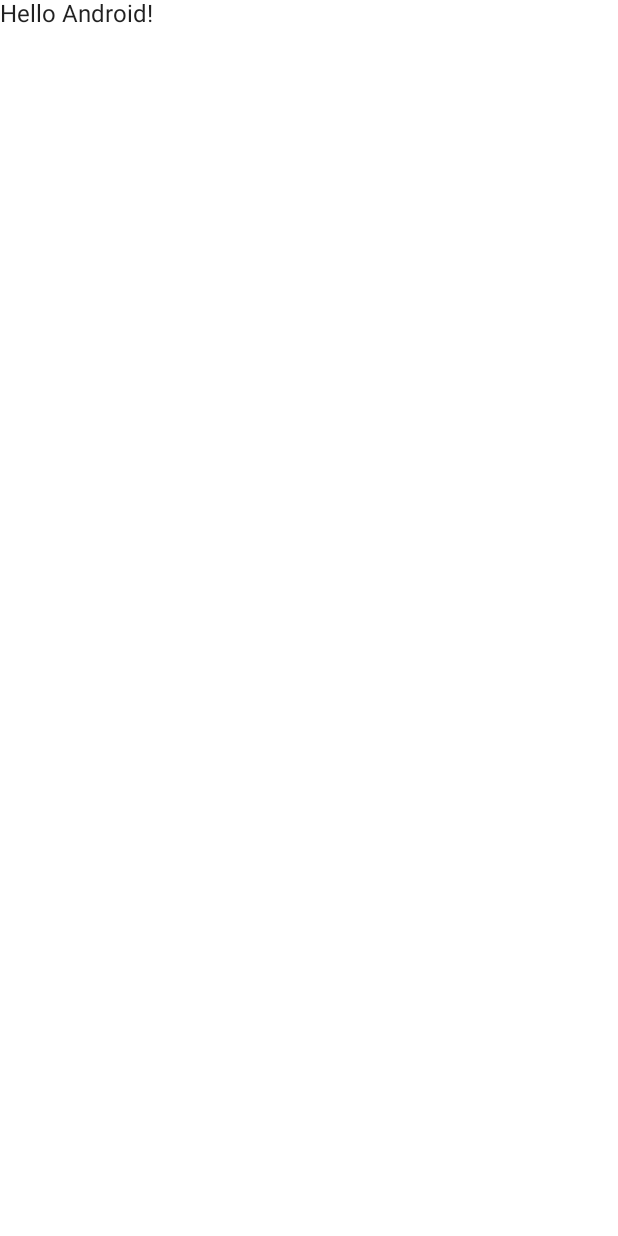
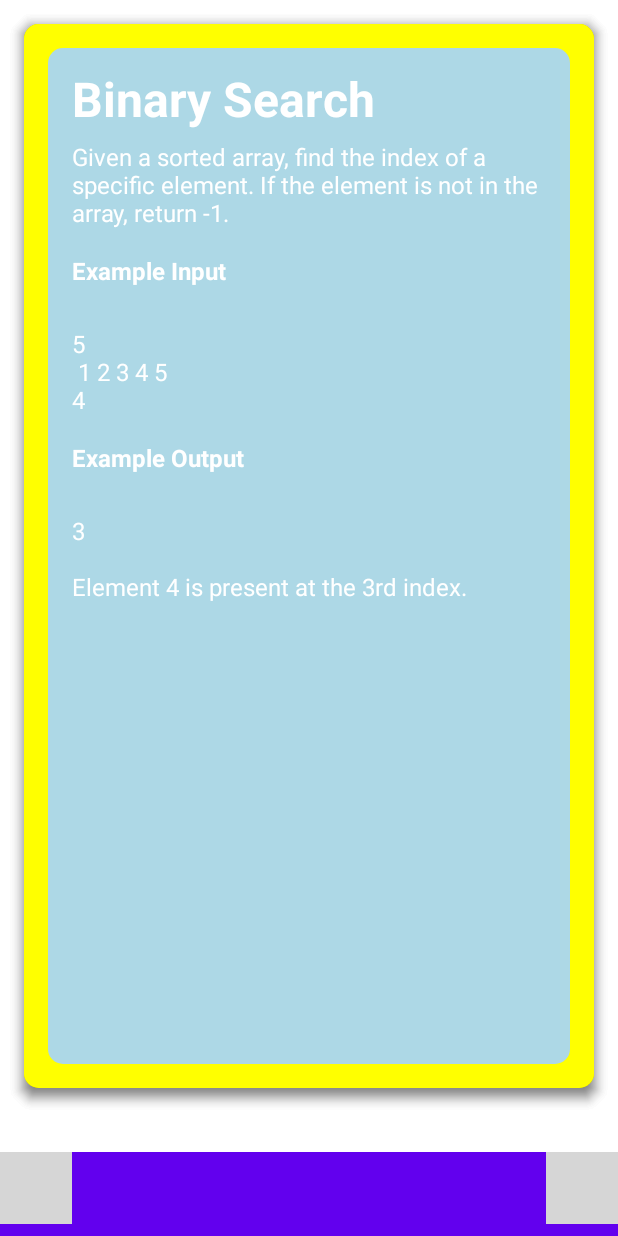
Before and after one commit to justinyue1643/LBHacks, an Android app built with Jetpack Compose: the screen it shows after launch (MainActivity), on a phone screen of 412 x 824 dp. Before the commit the screen is almost empty. Run offline under Robolectric (Android 15) with nearby library versions, the phone set to English and light mode, and no system bars; 2 statements that could not run were skipped; grey boxes are pictures that could not be loaded.

Commit message:
almost done with home screen

```diff
--- a/app/src/main/java/com/example/lbhacks/MainActivity.kt
+++ b/app/src/main/java/com/example/lbhacks/MainActivity.kt
@@ -3,11 +3,18 @@ package com.example.lbhacks
 import android.os.Bundle
 import androidx.activity.ComponentActivity
 import androidx.activity.compose.setContent
-import androidx.compose.material.MaterialTheme
-import androidx.compose.material.Surface
-import androidx.compose.material.Text
+import androidx.annotation.StringRes
+import androidx.compose.foundation.shape.RoundedCornerShape
+import androidx.compose.material.*
 import androidx.compose.runtime.Composable
-import androidx.compose.ui.tooling.preview.Preview
+import androidx.compose.runtime.getValue
+import androidx.compose.ui.Modifier
+import androidx.compose.ui.draw.clip
+import androidx.compose.ui.res.painterResource
+import androidx.compose.ui.unit.dp
+import androidx.navigation.NavHostController
+import androidx.navigation.compose.*
+import com.example.lbhacks.ui.home.HomeScreen
 import com.example.lbhacks.ui.theme.LBHacksTheme
 
 class MainActivity : ComponentActivity() {
@@ -17,22 +24,52 @@ class MainActivity : ComponentActivity() {
             LBHacksTheme {
                 // A surface container using the 'background' color from the theme
                 Surface(color = MaterialTheme.colors.background) {
-                    Greeting("Android")
+                    App()
                 }
             }
         }
     }
 }
 
-@Composable
-fun Greeting(name: String) {
-    Text(text = "Hello $name!")
+sealed class Screen(val icon: Int, val route: String, @StringRes resourceId: Int) {
+    object Home: Screen(R.drawable.ic_baseline_home_24, "Home", R.string.home_route)
+    object Camera: Screen(R.drawable.ic_baseline_camera_alt_24, "Camera", R.string.camera_route)
 }
 
-@Preview(showBackground = true)
 @Composable
-fun DefaultPreview() {
-    LBHacksTheme {
-        Greeting("Android")
+fun App() {
+    val navController: NavHostController = rememberNavController()
+
+    val navItems = listOf(
+        Screen.Home,
+        Screen.Camera
+    )
+
+    Scaffold(
+        bottomBar = {
+            BottomNavigation(
+                modifier = Modifier.clip(RoundedCornerShape(topStart = 30.dp, topEnd = 30.dp))
+            ) {
+                val navBackStackEntry by navController.currentBackStackEntryAsState()
+                val currentRoute = navBackStackEntry?.arguments?.getString(KEY_ROUTE)
+
+                navItems.forEach(action = { screen ->
+                    BottomNavigationItem(
+                        icon = { Icon(painter = painterResource(screen.icon), contentDescription = "Nav Icon:") },
+                        selected = currentRoute == screen.route,
+                        onClick = {
+                            navController.navigate(screen.route) {
+                                popUpTo = navController.graph.startDestination
+                                launchSingleTop = true
+                            }
+                        })
+                })
+            }
+        }
+    ) {
+        NavHost(navController = navController, startDestination = "Home") {
+            composable("Home") { HomeScreen(navController)}
+            composable("Camera") { HomeScreen(navController)}
+        }
     }
 }
--- /dev/null
+++ b/app/src/main/java/com/example/lbhacks/data/Problem.kt
@@ -0,0 +1,3 @@
+package com.example.lbhacks.data
+
+data class Problem(val title: String, val description: String, val sampleInput: String, val sampleOutput: String, val explanation: String)
--- a/app/src/main/java/com/example/lbhacks/models/HomeViewModel.kt
+++ b/app/src/main/java/com/example/lbhacks/models/HomeViewModel.kt
@@ -1,4 +1,20 @@
 package com.example.lbhacks.models
 
-class HomeViewModel {
+import androidx.compose.runtime.mutableStateListOf
+import androidx.lifecycle.ViewModel
+import com.example.lbhacks.data.Problem
+
+class HomeViewModel: ViewModel() {
+    val listOfProblems = mutableStateListOf<Problem>(
+        Problem("Binary Search", "Given a sorted array, find the index of a specific element. If the element is not in the " +
+                "array, return -1.", "5\n 1 2 3 4 5\n4", "3", "Element 4 is present at the 3rd index."),
+        Problem("Binary Search", "Given a sorted array, find the index of a specific element. If the element is not in the " +
+                "array, return -1.", "5\n 1 2 3 4 5\n4", "3", "Element 4 is present at the 3rd index."),
+        Problem("Binary Search", "Given a sorted array, find the index of a specific element. If the element is not in the " +
+                "array, return -1.", "5\n 1 2 3 4 5\n4", "3", "Element 4 is present at the 3rd index."),
+    )
+
+    fun removeProblem(index: Int): Unit {
+        listOfProblems.removeAt(index)
+    }
 }
--- /dev/null
+++ b/app/src/main/java/com/example/lbhacks/ui/home/HomeComposables.kt
@@ -0,0 +1,186 @@
+package com.example.lbhacks.ui.home
+
+import androidx.compose.animation.core.Animatable
+import androidx.compose.animation.core.calculateTargetValue
+import androidx.compose.animation.splineBasedDecay
+import androidx.compose.foundation.background
+import androidx.compose.foundation.gestures.awaitFirstDown
+import androidx.compose.foundation.gestures.verticalDrag
+import androidx.compose.foundation.layout.*
+import androidx.compose.foundation.shape.RoundedCornerShape
+import androidx.compose.material.Button
+import androidx.compose.material.Card
+import androidx.compose.material.Text
+import androidx.compose.runtime.Composable
+import androidx.compose.runtime.remember
+import androidx.compose.ui.Alignment
+import androidx.compose.ui.Modifier
+import androidx.compose.ui.composed
+import androidx.compose.ui.draw.clip
+import androidx.compose.ui.graphics.Color
+import androidx.compose.ui.input.pointer.pointerInput
+import androidx.compose.ui.input.pointer.positionChange
+import androidx.compose.ui.input.pointer.util.VelocityTracker
+import androidx.compose.ui.text.TextStyle
+import androidx.compose.ui.text.font.FontWeight
+import androidx.compose.ui.unit.IntOffset
+import androidx.compose.ui.unit.dp
+import androidx.compose.ui.unit.sp
+import com.example.lbhacks.data.Problem
+import kotlinx.coroutines.coroutineScope
+import kotlinx.coroutines.launch
+import kotlin.math.absoluteValue
+import kotlin.math.roundToInt
+
+
+private fun Modifier.swipeToDismiss(
+    onDismissed: () -> Unit
+): Modifier = composed {
+    val offsetY = remember { Animatable(0f) }
+    pointerInput(Unit) {
+        val decay = splineBasedDecay<Float>(this)
+
+        coroutineScope {
+            while (true) {
+                val pointerId = awaitPointerEventScope { awaitFirstDown().id }
+                offsetY.stop()
+
+                val velocityTracker = VelocityTracker()
+
+                awaitPointerEventScope {
+                    verticalDrag(pointerId) { change ->
+                        launch {
+                            offsetY.snapTo(offsetY.value + change.positionChange().y)
+                        }
+
+                        velocityTracker.addPosition(change.uptimeMillis, change.position)
+                    }
+                }
+
+                val velocity = velocityTracker.calculateVelocity().y
+                val targetOffsetY = decay.calculateTargetValue(offsetY.value, velocity)
+
+                offsetY.updateBounds(
+                    lowerBound = -size.height.toFloat(),
+                    upperBound = size.height.toFloat()
+                )
+
+                launch {
+                    if (targetOffsetY.absoluteValue <= size.height) {
+                        offsetY.animateTo(targetValue = 0f, initialVelocity = velocity)
+                    } else {
+                        offsetY.animateDecay(velocity, decay)
+                        onDismissed()
+                    }
+                }
+            }
+        }
+    }
+        .offset {
+            IntOffset(0, offsetY.value.roundToInt())
+        }
+}
+
+@Composable
+fun ProblemCard(problem: Problem, onDismissed: () -> Unit) {
+    Card(
+        modifier = Modifier
+            .fillMaxWidth()
+            .fillMaxHeight(0.9f)
+            .padding(16.dp)
+            .swipeToDismiss(onDismissed),
+        shape = RoundedCornerShape(10.dp),
+        backgroundColor = Color.Yellow,
+        elevation = 5.dp,
+    ) {
+        Box(
+            modifier = Modifier
+                .fillMaxSize()
+                .padding(16.dp)
+                .clip(RoundedCornerShape(10.dp))
+                .background(Color(0xffADD8E6))
+        ) {
+            // Title and Image
+            Column(
+                modifier = Modifier.padding(16.dp)
+            ) {
+
+                Text(
+                    problem.title,
+                    style = TextStyle(
+                        fontWeight = FontWeight.Bold,
+                        fontSize = 32.sp,
+                        color = Color.White
+                    )
+                )
+
+                Spacer(modifier = Modifier.size(10.dp))
+
+                Text(
+                    problem.description,
+                    style = TextStyle(
+                        color = Color.White,
+                        fontSize = 16.sp
+                    )
+                )
+
+                Spacer(modifier = Modifier.size(20.dp))
+
+                Text(
+                    "Example Input",
+                    style = TextStyle(
+                        fontWeight = FontWeight.Bold,
+                        fontSize = 16.sp,
+                        color = Color.White
+                    )
+                )
+
+                Spacer(modifier = Modifier.size(30.dp))
+
+                Text(
+                    problem.sampleInput,
+                    style = TextStyle(
+                        fontSize = 16.sp,
+                        color = Color.White
+                    )
+                )
+
+                Spacer(modifier = Modifier.size(20.dp))
+
+                Text(
+                    "Example Output",
+                    style = TextStyle(
+                        fontWeight = FontWeight.Bold,
+                        fontSize = 16.sp,
+                        color = Color.White
+                    )
+                )
+
+                Spacer(modifier = Modifier.size(30.dp))
+
+                Text(
+                    problem.sampleOutput + "\n\n" + problem.explanation,
+                    style = TextStyle(
+                        fontSize = 16.sp,
+                        color = Color.White
+                )
+                )
+            }
+        }
+    }
+}
+
+@Composable
+fun LoadMoreButton() {
+    Column(
+        modifier = Modifier.fillMaxSize(),
+        horizontalAlignment = Alignment.CenterHorizontally,
+        verticalArrangement = Arrangement.Center
+    ) {
+        Button(
+            onClick = {println("clicked")}
+        ) {
+            Text("Load more problems!")
+        }
+    }
+}
--- a/app/src/main/java/com/example/lbhacks/ui/home/HomeScreen.kt
+++ b/app/src/main/java/com/example/lbhacks/ui/home/HomeScreen.kt
@@ -1 +1,38 @@
 package com.example.lbhacks.ui.home
+
+import androidx.compose.foundation.layout.Box
+import androidx.compose.foundation.layout.Column
+import androidx.compose.foundation.layout.fillMaxSize
+import androidx.compose.runtime.Composable
+import androidx.compose.runtime.remember
+import androidx.compose.ui.Modifier
+import androidx.compose.ui.platform.LocalContext
+import androidx.compose.ui.tooling.preview.Preview
+import androidx.lifecycle.viewmodel.compose.viewModel
+import androidx.navigation.NavHostController
+import androidx.compose.runtime.getValue;
+import androidx.compose.runtime.setValue;
+import com.example.lbhacks.models.HomeViewModel
+
+@Preview(backgroundColor = 0xffffff, showBackground = true)
+@Composable
+fun PreviewHome() {
+    val context = LocalContext.current
+    HomeScreen(navHostController = NavHostController(context))
+}
+
+@Composable
+fun HomeScreen(navHostController: NavHostController, viewModel: HomeViewModel = viewModel()) {
+    var problems = remember { viewModel.listOfProblems }
+
+    Column(
+        modifier = Modifier.fillMaxSize()
+    ) {
+        Box() {
+            LoadMoreButton()
+            for (i in 0..problems.size - 1) {
+                ProblemCard(problems[i], onDismissed = {viewModel.removeProblem(i)})
+            }
+        }
+    }
+}
--- /dev/null
+++ b/app/src/main/res/drawable/ic_baseline_camera_alt_24.xml
@@ -0,0 +1,6 @@
+<vector android:height="24dp" android:tint="#FFFFFF"
+    android:viewportHeight="24" android:viewportWidth="24"
+    android:width="24dp" xmlns:android="http://schemas.android.com/apk/res/android">
+    <path android:fillColor="@android:color/white" android:pathData="M12,12m-3.2,0a3.2,3.2 0,1 1,6.4 0a3.2,3.2 0,1 1,-6.4 0"/>
+    <path android:fillColor="@android:color/white" android:pathData="M9,2L7.17,4L4,4c-1.1,0 -2,0.9 -2,2v12c0,1.1 0.9,2 2,2h16c1.1,0 2,-0.9 2,-2L22,6c0,-1.1 -0.9,-2 -2,-2h-3.17L15,2L9,2zM12,17c-2.76,0 -5,-2.24 -5,-5s2.24,-5 5,-5 5,2.24 5,5 -2.24,5 -5,5z"/>
+</vector>
--- /dev/null
+++ b/app/src/main/res/drawable/ic_baseline_home_24.xml
@@ -0,0 +1,5 @@
+<vector android:height="24dp" android:tint="#FFFFFF"
+    android:viewportHeight="24" android:viewportWidth="24"
+    android:width="24dp" xmlns:android="http://schemas.android.com/apk/res/android">
+    <path android:fillColor="@android:color/white" android:pathData="M10,20v-6h4v6h5v-8h3L12,3 2,12h3v8z"/>
+</vector>
--- a/app/src/main/res/values/strings.xml
+++ b/app/src/main/res/values/strings.xml
@@ -1,3 +1,5 @@
 <resources>
     <string name="app_name">LBHacks</string>
+    <string name="home_route">Home</string>
+    <string name="camera_route">Camera</string>
 </resources>
--- a/build.gradle
+++ b/build.gradle
@@ -9,7 +9,7 @@ buildscript {
     }
     dependencies {
         classpath "com.android.tools.build:gradle:7.0.0-alpha14"
-        classpath "org.jetbrains.kotlin:kotlin-gradle-plugin:1.4.32"
+        classpath "org.jetbrains.kotlin:kotlin-gradle-plugin:1.4.30"
 
         // NOTE: Do not place your application dependencies here; they belong
         // in the individual module build.gradle files
```
Also changed, not shown: app/build.gradle (+18 -1 lines).
